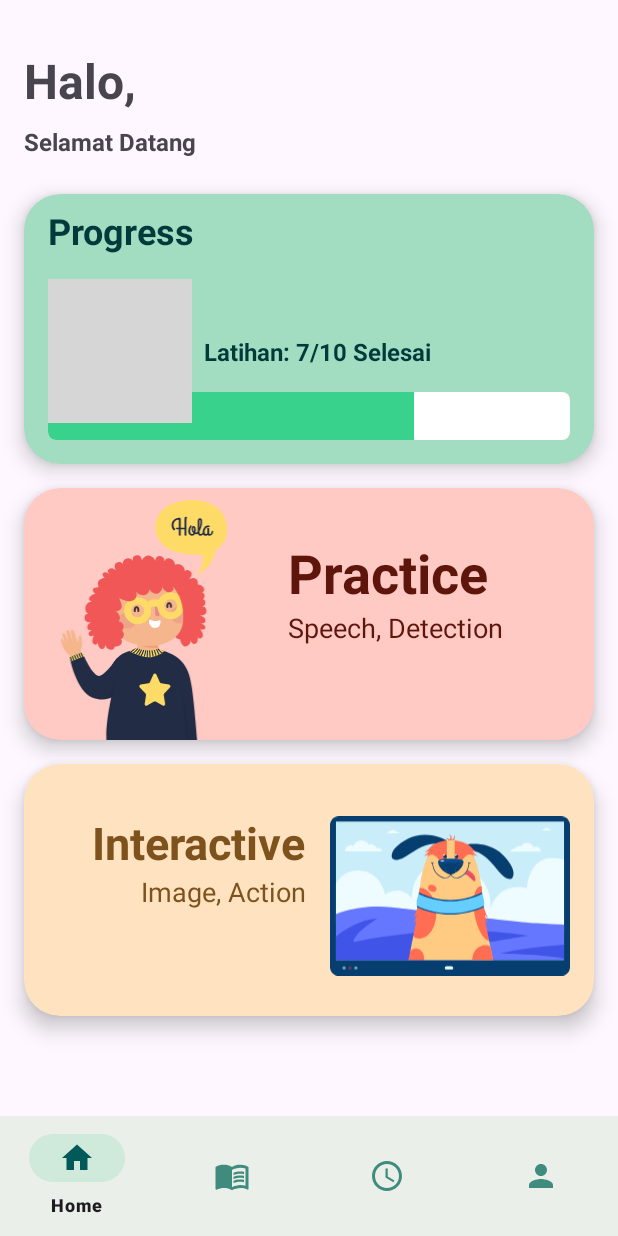
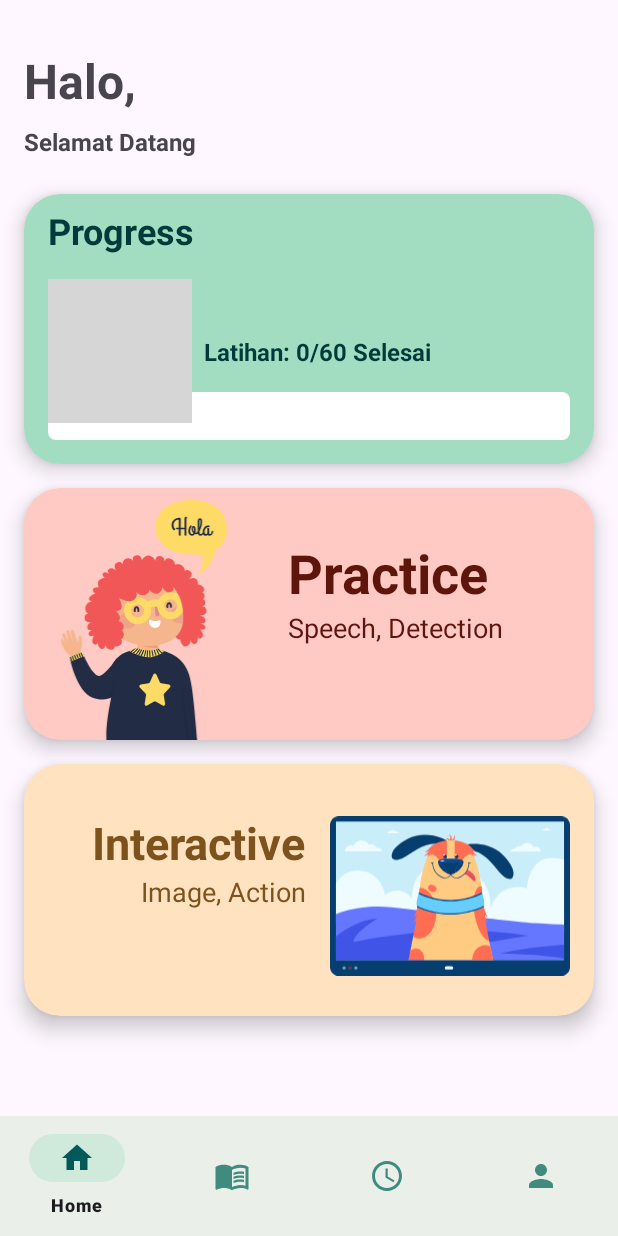
Before and after one commit to bangkit-speechease/mobile-developments, an Android app: the HomeFragment screen opened directly, with no data from a screen before it, on a phone screen of 412 x 824 dp. Run offline under Robolectric (Android 15) with nearby library versions, the phone set to English and light mode, and no system bars; 3 statements that could not run were skipped; grey boxes are pictures that could not be loaded.

Commit message:
Edit Progress Bar

```diff
--- a/app/src/main/res/layout/fragment_home.xml
+++ b/app/src/main/res/layout/fragment_home.xml
@@ -96,7 +96,7 @@
                 android:layout_margin="16dp"
                 android:indeterminate="false"
                 android:max="100"
-                android:progress="70"
+                android:progress="0"
                 android:progressBackgroundTint="@color/white"
                 android:progressTint="#39D28C"
                 app:layout_constraintBottom_toBottomOf="parent"
--- a/app/src/main/res/values/strings.xml
+++ b/app/src/main/res/values/strings.xml
@@ -36,7 +36,7 @@
     <string name="speech_detection">Speech, Detection</string>
     <string name="image_action">Image, Action</string>
     <string name="selamat_datang">Selamat Datang</string>
-    <string name="latihan_7_10_selesai">Latihan: 7/10 Selesai</string>
+    <string name="latihan_7_10_selesai">Latihan: 0/60 Selesai</string>
     <string name="star">star</string>
     <string name="vector">vector</string>
 
```
